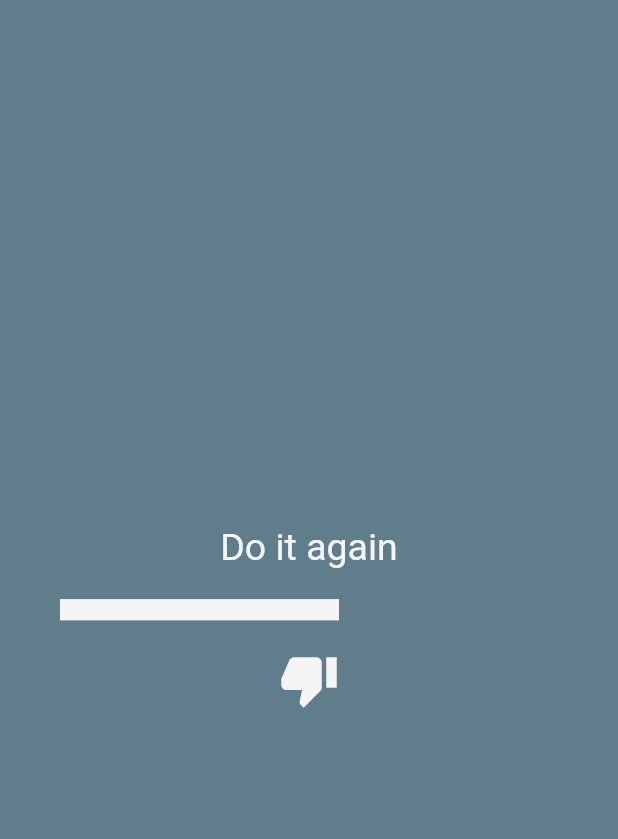
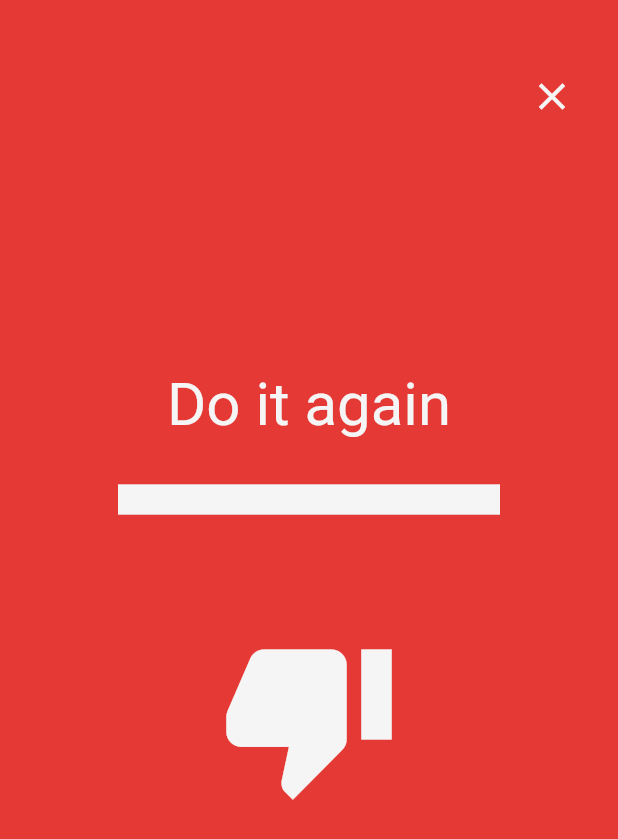
Before and after one commit to NathanHGit/vocapp, a Flutter app: the ResultsPage screen opened directly, on a phone screen of 412 x 824 dp. Shown: the top 839 px of the screen. Run offline on Flutter 3.47's test engine with Material 2 defaults, Android fonts, the phone set to English and light mode, and no system bars; drawn by our look-alikes of percent_indicator; our stand-ins replace confetti, sqflite; accounts and stored records are empty.

```diff
--- a/lib/models/app.dart
+++ b/lib/models/app.dart
@@ -9,7 +9,7 @@ Map<String, Color?> colors = {
   'primary': Colors.blue,
   'review': Colors.red[600],
   'correct': Colors.green[600],
-  'easy': Colors.yellow[600],
+  'easy': Colors.amber[600],
 };
 
 Map<int, List> feedbacks = {
--- a/lib/pages/results_page.dart
+++ b/lib/pages/results_page.dart
@@ -2,6 +2,7 @@ import 'package:vocapp/models/app.dart';
 import 'package:flutter/material.dart';
 import 'package:percent_indicator/percent_indicator.dart';
 import 'package:confetti/confetti.dart';
+import 'package:vocapp/pages/menu_page.dart';
 import "dart:math";
 
 class ResultsPage extends StatefulWidget {
@@ -20,21 +21,20 @@ class _ResultsPageState extends State<ResultsPage> {
   @override
   void initState() {
     super.initState();
-    confetti = ConfettiController(duration: Duration(seconds: 2));
+    confetti = ConfettiController(duration: Duration(seconds: 1));
     results = getResults();
-
     if (results > 2 / 3) {
       feedback = feedbacks[0]![(new Random()).nextInt(feedbacks[0]!.length)];
-      backgroundColor = Colors.yellow;
+      backgroundColor = colors['easy'];
       icon = Icons.emoji_events;
-      Future.delayed(Duration(seconds: 1), () => {confetti.play()});
+      confetti.play();
     } else if (results > 1 / 3) {
       feedback = feedbacks[1]![(new Random()).nextInt(feedbacks[1]!.length)];
-      backgroundColor = Colors.green;
+      backgroundColor = colors['correct'];
       icon = Icons.thumb_up;
     } else {
       feedback = feedbacks[2]![(new Random()).nextInt(feedbacks[2]!.length)];
-      backgroundColor = Colors.blueGrey;
+      backgroundColor = colors['review'];
       icon = Icons.thumb_down;
     }
   }
@@ -55,6 +55,18 @@ class _ResultsPageState extends State<ResultsPage> {
         alignment: Alignment.center,
         child: Stack(
           children: [
+            Align(
+              alignment: Alignment.topRight,
+              child:
+              Padding(padding: const EdgeInsets.only(top: 40, right: 20),
+                child:
+                IconButton(onPressed: () => Navigator.pushAndRemoveUntil(
+                  context,
+                  MaterialPageRoute(builder: (context) => MenuPage()),
+                  (Route<dynamic> route) => false,
+                  ), icon: const Icon(Icons.clear), color: Colors.grey[100],iconSize: 30,),
+                ),
+              ),
             Align(
               alignment: Alignment.centerLeft,
               child: Padding(
@@ -87,31 +99,39 @@ class _ResultsPageState extends State<ResultsPage> {
               padding: const EdgeInsets.all(30),
               child: Column(
                 mainAxisAlignment: MainAxisAlignment.center,
-                crossAxisAlignment: CrossAxisAlignment.center,
                 children: [
                   Text(
                     this.feedback,
-                    style: TextStyle(color: Colors.grey[100], fontSize: 25),
+                    style: TextStyle(color: Colors.grey[100], fontSize: 40),
                   ),
                   SizedBox(
-                    height: 20,
+                    height: 30,
                   ),
+                  Row(
+                    mainAxisAlignment: MainAxisAlignment.center,
+                    children: [
+
+
                   new LinearPercentIndicator(
-                    width: MediaQuery.of(context).size.width / 2,
-                    lineHeight: 14.0,
+                    width: MediaQuery.of(context).size.width * 2 / 3,
+                    lineHeight: 20.0,
                     percent: getResults(),
                     animation: true,
                     backgroundColor: Colors.grey[300],
                     progressColor: Colors.grey[100],
+                  ),],
                   ),
                   SizedBox(
-                    height: 20,
+                    height: 75
                   ),
                   Icon(
                     icon,
-                    size: 40,
+                    size: 120,
                     color: Colors.grey[100],
-                  )
+                  ),
+                  SizedBox(
+                    height: 40
+                  ),
                 ],
               ),
             ),
```
Also changed, not shown: 2 other files.
